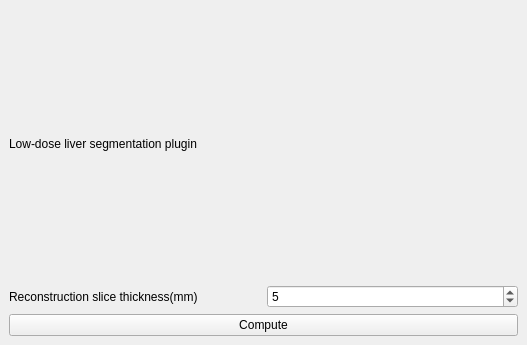
The window that imfusion-plugin/lowdose-plugin/LowDoseSegmentationController.ui (jmguerra444/liver-registration) describes before a commit, drawn with Qt 5.
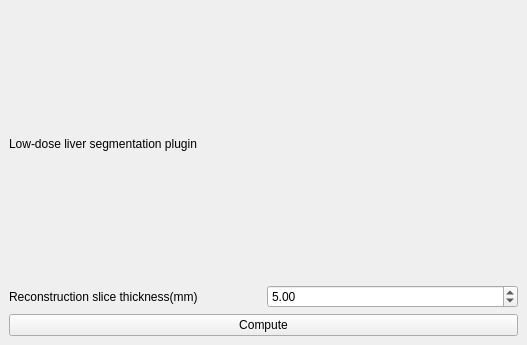
The same window after the commit.

Commit message: Allow slice thinkness double

The edit to the form file:
```diff
--- a/imfusion-plugin/lowdose-plugin/LowDoseSegmentationController.ui
+++ b/imfusion-plugin/lowdose-plugin/LowDoseSegmentationController.ui
@@ -26,30 +26,14 @@
    <property name="bottomMargin">
     <number>9</number>
    </property>
-   <item row="1" column="1">
-    <widget class="QSpinBox" name="spinBoxThickness">
-     <property name="minimum">
-      <number>1</number>
-     </property>
-     <property name="maximum">
-      <number>10</number>
-     </property>
-     <property name="singleStep">
-      <number>1</number>
-     </property>
-     <property name="value">
-      <number>5</number>
-     </property>
-    </widget>
-   </item>
-   <item row="2" column="0" colspan="2">
+   <item row="3" column="0" colspan="2">
     <widget class="QPushButton" name="pushButtonApply">
      <property name="text">
       <string>Compute</string>
      </property>
     </widget>
    </item>
-   <item row="1" column="0">
+   <item row="2" column="0">
     <widget class="QLabel" name="label">
      <property name="text">
       <string>Reconstruction slice thickness(mm)</string>
@@ -66,6 +50,19 @@
      </property>
     </widget>
    </item>
+   <item row="2" column="1">
+    <widget class="QDoubleSpinBox" name="spinBoxThickness">
+     <property name="maximum">
+      <double>10.000000000000000</double>
+     </property>
+     <property name="singleStep">
+      <double>0.200000000000000</double>
+     </property>
+     <property name="value">
+      <double>5.000000000000000</double>
+     </property>
+    </widget>
+   </item>
   </layout>
  </widget>
  <resources/>
```
The commit also changes 2 other files.
